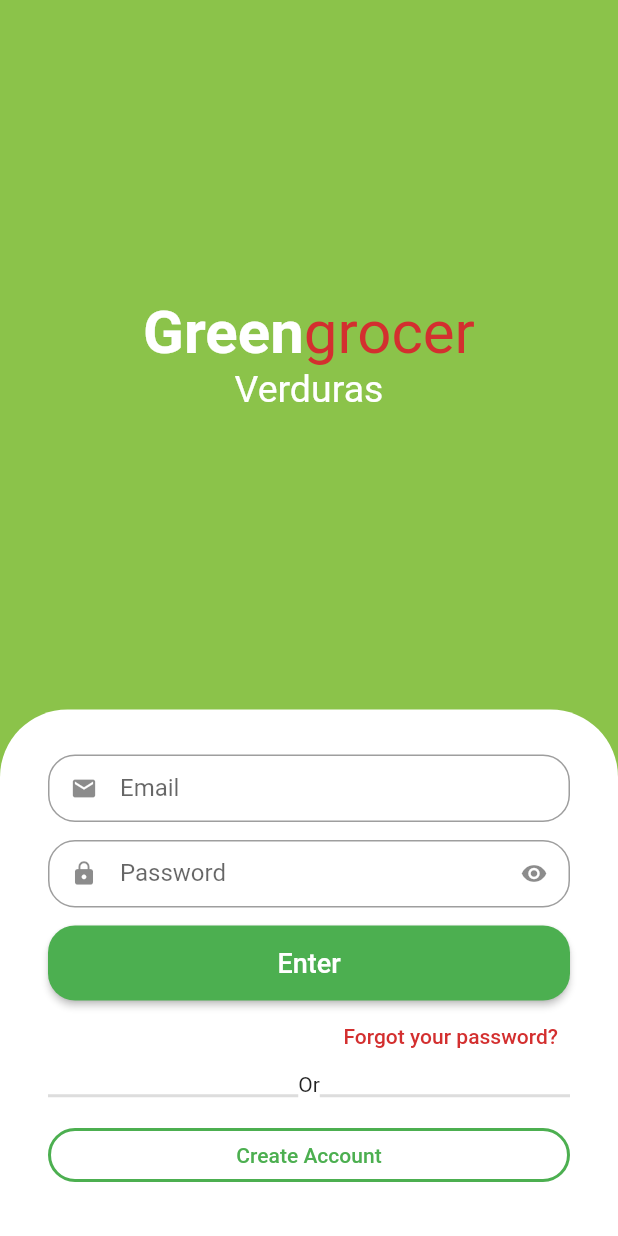
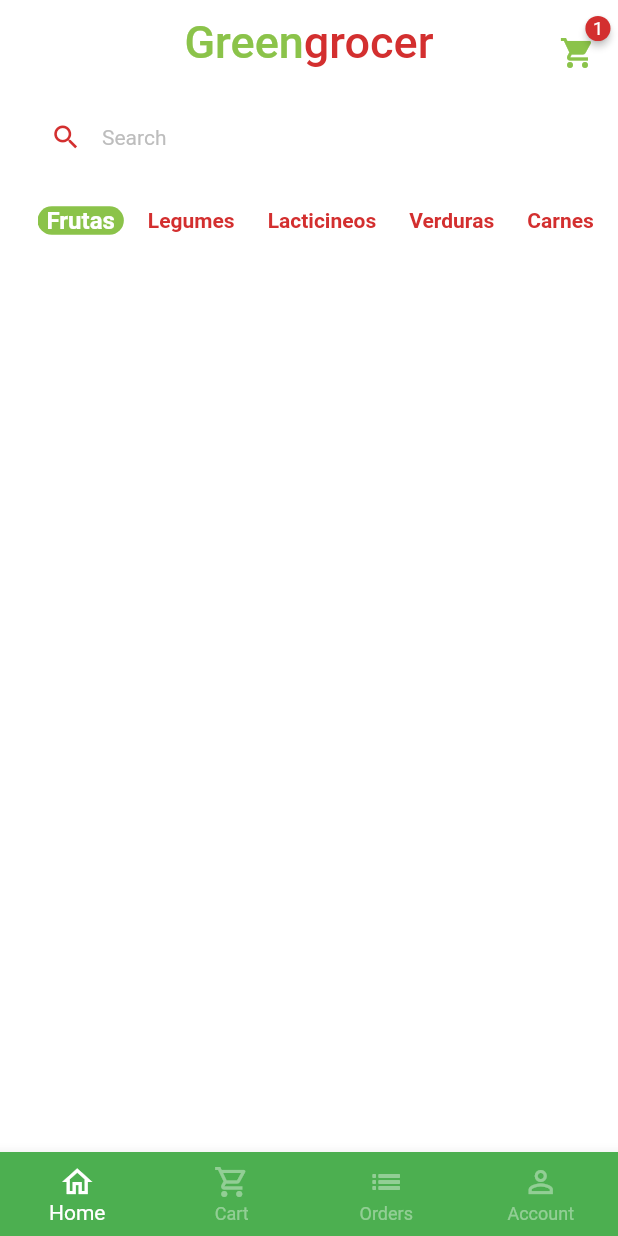
Before and after one commit to JoaoPauloHenriqueSiqueira/quitandaApp, a Flutter app: the screen it shows after launch, after a tap on "Enter", on a phone screen of 412 x 824 dp. Run offline on Flutter 3.47's test engine with Material 2 defaults, Android fonts, the phone set to English and light mode, and no system bars; drawn by our look-alikes of animated_text_kit, badges; our stand-ins replace mask_text_input_formatter.

Commit message:
Home base created

```diff
--- a/lib/main.dart
+++ b/lib/main.dart
@@ -15,6 +15,7 @@ class MyApp extends StatelessWidget {
       title: 'Flutter Demo',
       theme: ThemeData(
         primarySwatch: Colors.green,
+        scaffoldBackgroundColor: Colors.white.withAlpha(190)
       ),
       home: const SignInScreen(),
       debugShowCheckedModeBanner: false,
--- a/lib/src/auth/components/custom_text_field.dart
+++ b/lib/src/auth/components/custom_text_field.dart
@@ -1,15 +1,18 @@
 import 'package:flutter/material.dart';
+import 'package:flutter/services.dart';
 
 class CustomTextField extends StatefulWidget {
   final IconData icon;
   final String label;
   final bool isSecret;
+  final List<TextInputFormatter>? inputFormatters;
 
-   const CustomTextField(
+  const CustomTextField(
       {Key? key,
       required this.icon,
       required this.label,
-      this.isSecret = false})
+      this.isSecret = false,
+      this.inputFormatters})
       : super(key: key);
 
   @override
@@ -34,6 +37,7 @@ class _CustomTextFieldState extends State<CustomTextField> {
         child: SizedBox(
           height: 45,
           child: TextFormField(
+            inputFormatters: widget.inputFormatters,
             obscureText: isObscure,
             decoration: InputDecoration(
                 prefixIcon: Icon(this.widget.icon),
--- a/lib/src/auth/sign_in_screen.dart
+++ b/lib/src/auth/sign_in_screen.dart
@@ -1,6 +1,8 @@
 import 'package:animated_text_kit/animated_text_kit.dart';
 import 'package:flutter/material.dart';
 import 'package:quitanda/src/auth/components/custom_text_field.dart';
+import 'package:quitanda/src/auth/sign_up_screen.dart';
+import 'package:quitanda/src/base/base_screen.dart';
 import 'package:quitanda/src/folder/custom_colors.dart';
 
 class SignInScreen extends StatelessWidget {
@@ -13,6 +15,8 @@ class SignInScreen extends StatelessWidget {
 
     return Scaffold(
       backgroundColor: CustomColors.customSwatchCOlor,
+
+      // LOGO SCREEN
       body: SingleChildScrollView(
         child: SizedBox(
           height: size.height,
@@ -22,6 +26,8 @@ class SignInScreen extends StatelessWidget {
                   child: Column(
                 mainAxisAlignment: MainAxisAlignment.center,
                 children: [
+
+                  //LOGO
                   Text.rich(TextSpan(style: TextStyle(fontSize: 40), children: [
                     TextSpan(
                         text: "Green",
@@ -32,7 +38,7 @@ class SignInScreen extends StatelessWidget {
                         style: TextStyle(color: CustomColors.customContrastColor))
                   ])),
 
-                  //Categories
+                  //CATEGORIES
                   SizedBox(
                     height: 30,
                     child: DefaultTextStyle(
@@ -50,7 +56,8 @@ class SignInScreen extends StatelessWidget {
                   ),
                 ],
               )),
-              //Form login
+
+              //FORM LOGIN
               Container(
                 padding: const EdgeInsets.symmetric(horizontal: 32, vertical: 30),
                 decoration: const BoxDecoration(
@@ -60,15 +67,24 @@ class SignInScreen extends StatelessWidget {
                 child: Column(
                   crossAxisAlignment: CrossAxisAlignment.stretch,
                   children: [
-                    //Email
+                    //INPUT EMAIL
                     CustomTextField(icon: Icons.mail, label: "Email"),
-                    //password
+
+                    //INPUT PASSWORD
                     CustomTextField(
                         icon: Icons.lock, label: "Password", isSecret: true),
+
+                    //ENTER BUTTON
                     SizedBox(
                         height: 50,
                         child: ElevatedButton(
-                          onPressed: () {},
+                          onPressed: () {
+                            Navigator.of(context).push(
+                              MaterialPageRoute(builder: (c){
+                                return BaseScreen();
+                              })
+                            );
+                          },
                           child: const Text(
                             "Enter",
                             style: TextStyle(fontSize: 18),
@@ -77,6 +93,8 @@ class SignInScreen extends StatelessWidget {
                               shape: RoundedRectangleBorder(
                                   borderRadius: BorderRadius.circular(18))),
                         )),
+
+                    //FORGOT PASSWORD
                     Align(
                         alignment: Alignment.centerRight,
                         child: TextButton(
@@ -87,7 +105,8 @@ class SignInScreen extends StatelessWidget {
                                   color: CustomColors.customContrastColor,
                                   fontSize: 14),
                             ))),
-                    //divisor
+
+                    // DIVISOR
                     Row(
                       children: [
                         Expanded(
@@ -108,13 +127,22 @@ class SignInScreen extends StatelessWidget {
                         ),
                       ],
                     ),
-                    // New User
+
+                    // NEW USER
                     Row(
                       mainAxisAlignment: MainAxisAlignment.center,
                       children: [
                         Expanded(
+
+                          // CREATE ACCOUNT
                           child: OutlinedButton(
-                            onPressed: () {},
+                            onPressed: () {
+                              Navigator.of(context).push(
+                                MaterialPageRoute(builder: (c){
+                                  return SignUpScreen();
+                                })
+                              );
+                            },
                             child: Text(
                               "Create Account",
                               style: TextStyle(fontSize: 14),
--- /dev/null
+++ b/lib/src/base/base_screen.dart
@@ -0,0 +1,54 @@
+import 'package:flutter/material.dart';
+import 'package:quitanda/src/home/home_tab.dart';
+
+class BaseScreen extends StatefulWidget {
+  BaseScreen({Key? key}) : super(key: key);
+
+  @override
+  State<BaseScreen> createState() => _BaseScreenState();
+}
+
+class _BaseScreenState extends State<BaseScreen> {
+  int currentIndex = 0;
+  final pageController = PageController();
+
+
+  @override
+  Widget build(BuildContext context) {
+    return Scaffold(
+      body: PageView(
+        physics: NeverScrollableScrollPhysics(),
+        controller: pageController,
+        children: [
+          HomeTab(),
+          Container(color: Colors.yellow),
+          Container(color: Colors.blue),
+          Container(color: Colors.purple),
+        ],
+      ),
+      bottomNavigationBar: BottomNavigationBar(
+        onTap: (index) {
+          setState(() {
+            currentIndex = index;
+            pageController.jumpToPage(index);
+          });
+        },
+        currentIndex: currentIndex,
+        type: BottomNavigationBarType.fixed,
+        backgroundColor: Colors.green,
+        selectedItemColor: Colors.white,
+        unselectedItemColor: Colors.white.withAlpha(100),
+        items: [
+          BottomNavigationBarItem(
+              icon: Icon(Icons.home_outlined), label: "Home"),
+          BottomNavigationBarItem(
+              icon: Icon(Icons.shopping_cart_outlined), label: "Cart"),
+          BottomNavigationBarItem(
+              icon: Icon(Icons.list_outlined), label: "Orders"),
+          BottomNavigationBarItem(
+              icon: Icon(Icons.person_outline), label: "Account"),
+        ],
+      ),
+    );
+  }
+}
--- /dev/null
+++ b/lib/src/home/components/CategoryTile.dart
@@ -0,0 +1,33 @@
+import 'package:flutter/material.dart';
+import 'package:quitanda/src/folder/custom_colors.dart';
+
+class CategoryTile extends StatelessWidget {
+  const CategoryTile(
+      {Key? key, required this.category, required this.isSelected, required this.onPressed})
+      : super(key: key);
+
+  final String category;
+
+  final bool isSelected;
+
+  final VoidCallback onPressed;
+
+  @override
+  Widget build(BuildContext context) {
+    return GestureDetector(
+      onTap: onPressed,
+      child: Align(
+        alignment: Alignment.center,
+        child: Container(
+            padding: EdgeInsets.symmetric(horizontal: 6),
+            decoration: BoxDecoration(
+                borderRadius: BorderRadius.circular(10),
+                color: isSelected ? CustomColors.customSwatchCOlor : Colors.transparent),
+            child: Text(
+              category,
+              style: TextStyle(color: isSelected ? Colors.white : CustomColors.customContrastColor, fontWeight: FontWeight.bold, fontSize: isSelected ?16 :14),
+            )),
+      ),
+    );
+  }
+}
--- /dev/null
+++ b/lib/src/home/home_tab.dart
@@ -0,0 +1,103 @@
+import 'package:badges/badges.dart';
+import 'package:flutter/material.dart';
+import 'package:quitanda/src/folder/custom_colors.dart';
+import 'package:quitanda/src/home/components/CategoryTile.dart';
+
+class HomeTab extends StatefulWidget {
+  HomeTab({Key? key}) : super(key: key);
+
+  @override
+  State<HomeTab> createState() => _HomeTabState();
+}
+
+class _HomeTabState extends State<HomeTab> {
+  List<String> categories = ["Frutas","Legumes","Lacticineos","Verduras", "Carnes","Cereais"];
+
+  String selectedCategory = "Frutas";
+
+  @override
+  Widget build(BuildContext context) {
+    return Scaffold(
+      appBar: AppBar(
+        backgroundColor: Colors.transparent,
+        elevation: 0,
+        centerTitle: true,
+        title: Text.rich(TextSpan(style: TextStyle(fontSize: 30), children: [
+          TextSpan(
+              text: "Green",
+              style: TextStyle(color: CustomColors.customSwatchCOlor)),
+          TextSpan(
+              text: "grocer",
+              style: TextStyle(color: CustomColors.customContrastColor)),
+        ])),
+        actions: [
+          Padding(
+            padding: const EdgeInsets.only(top: 15, right: 15),
+            child: GestureDetector(
+              child: Badge(
+                  badgeColor: CustomColors.customContrastColor,
+                  badgeContent: Text("1",
+                      style: TextStyle(color: Colors.white, fontSize: 12)),
+                  child: Icon(
+                    Icons.shopping_cart,
+                    color: CustomColors.customSwatchCOlor,
+                  )),
+            ),
+          )
+        ],
+      ),
+      body: Column(
+        children: [
+          Padding(
+            padding: const EdgeInsets.symmetric(
+              horizontal: 20,
+              vertical: 10
+            ),
+            child: TextFormField(
+              decoration: InputDecoration(
+                  filled: true,
+                  fillColor: Colors.white,
+                  isDense: true,
+                  hintText: "Search",
+                  hintStyle: TextStyle(
+                    color: Colors.grey.shade400,
+                    fontSize: 14
+                  ),
+                  prefixIcon: Icon(Icons.search, color: CustomColors.customContrastColor, size: 21,),
+                  border: OutlineInputBorder(
+                      borderRadius: BorderRadius.circular(60),
+                      borderSide: BorderSide(
+                        width: 0,
+                        style: BorderStyle.none
+                      )
+                  )),
+            ),
+          ),
+
+          Container(
+            padding: EdgeInsets.only(left: 25) ,
+            height: 40,
+            child: ListView
+                .separated(
+              scrollDirection: Axis.horizontal,
+              itemCount: categories.length,
+              itemBuilder: (_,index){
+                return CategoryTile(
+                  onPressed: (){
+                    setState(() {
+                      selectedCategory = categories[index];
+                    });
+                  },
+                category: categories[index],
+                isSelected: categories[index] == selectedCategory
+              );},
+              separatorBuilder: (_,index){
+                return SizedBox(width: 10);
+              },
+            ),
+          )
+        ],
+      ),
+    );
+  }
+}
--- a/pubspec.yaml
+++ b/pubspec.yaml
@@ -35,6 +35,8 @@ dependencies:
   # Use with the CupertinoIcons class for iOS style icons.
   cupertino_icons: ^1.0.2
   animated_text_kit: ^4.2.2
+  mask_text_input_formatter: ^2.4.0
+  badges: ^2.0.3
 
 dev_dependencies:
   flutter_test:
```
Also changed, not shown: lib/src/auth/sign_up_screen.dart (added, +87 -0 lines), pubspec.lock.
